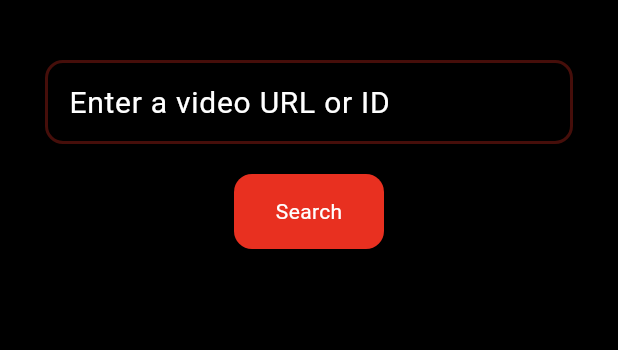
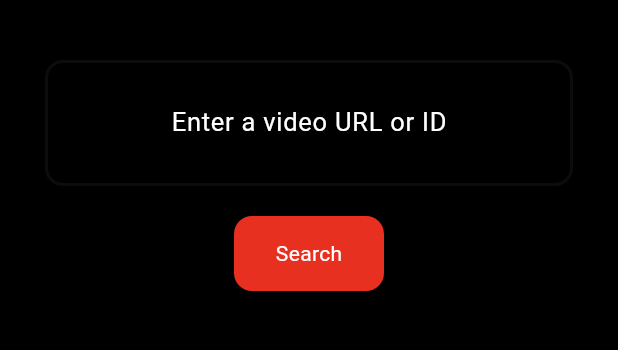
Before and after one commit to esentis/youtube_comment_picker, a Flutter app: the screen it shows after launch, on a phone screen of 412 x 824 dp, the part 84-434 px from its top. Run offline on Flutter 3.47's test engine with Material 3 defaults, Android fonts, the phone set to English and light mode, and no system bars; drawn by our look-alikes of flutter_bounceable; our stand-ins replace dio, flutter_dotenv, flutter_svg, logger, lottie, substring_highlight and 3 more; missing offline and left inert: image_network, string_extensions.

Commit message:
✨ Add shorts play logo, video duration and update landing screen

```diff
--- a/lib/constants.dart
+++ b/lib/constants.dart
@@ -2,7 +2,7 @@ import 'package:flutter/material.dart';
 import 'package:url_launcher/url_launcher.dart';
 
 Color kColorRedYtb = const Color(0xffE83020);
-
+Color kColorGreyYtb = const Color(0xff292929);
 InputDecoration kInputDecoration({required String labeText}) => InputDecoration(
       focusColor: kColorRedYtb,
       labelStyle: TextStyle(
@@ -12,14 +12,14 @@ InputDecoration kInputDecoration({required String labeText}) => InputDecoration(
       enabledBorder: OutlineInputBorder(
         borderRadius: BorderRadius.circular(12),
         borderSide: BorderSide(
-          color: kColorRedYtb.withOpacity(0.3),
+          color: kColorGreyYtb.withOpacity(0.3),
           width: 2,
         ),
       ),
       focusedBorder: OutlineInputBorder(
         borderRadius: BorderRadius.circular(12),
         borderSide: BorderSide(
-          color: kColorRedYtb,
+          color: kColorGreyYtb,
           width: 3,
         ),
       ),
--- a/lib/screens/landing_screen.dart
+++ b/lib/screens/landing_screen.dart
@@ -204,11 +204,16 @@ class _LandingScreenState extends State<LandingScreen> {
                   slivers: [
                     if (filteredComments.isNotEmpty) ...[
                       SliverAppBar(
-                        backgroundColor: kColorRedYtb,
+                        backgroundColor: kColorGreyYtb,
                         elevation: 12,
                         primary: false,
                         pinned: true,
-                        shadowColor: kColorRedYtb,
+                        shape: const RoundedRectangleBorder(
+                          borderRadius: BorderRadius.all(
+                            Radius.circular(12),
+                          ),
+                        ),
+                        shadowColor: kColorGreyYtb.withOpacity(0.5),
                         title: Text(
                           '${filteredComments.length} comments found',
                           style: const TextStyle(
--- a/lib/widgets/search_video.dart
+++ b/lib/widgets/search_video.dart
@@ -23,14 +23,22 @@ class SearchVideoField extends StatelessWidget {
           ),
           child: TextField(
             controller: _videoFieldController,
+            textAlign: TextAlign.center,
             style: const TextStyle(
               color: Colors.white,
             ),
             decoration:
                 kInputDecoration(labeText: 'Enter a video URL or ID').copyWith(
+              label: const Center(
+                child: Text("Enter a video URL or ID"),
+              ),
               labelStyle: const TextStyle(
                 color: Colors.white,
-                fontSize: 20,
+                fontSize: 17,
+              ),
+              contentPadding: const EdgeInsets.symmetric(
+                horizontal: 20,
+                vertical: 30,
               ),
             ),
           ),
```
Also changed, not shown: lib/models/video_information.dart (+23 -0 lines), lib/widgets/video_info.dart (+39 -4 lines).
